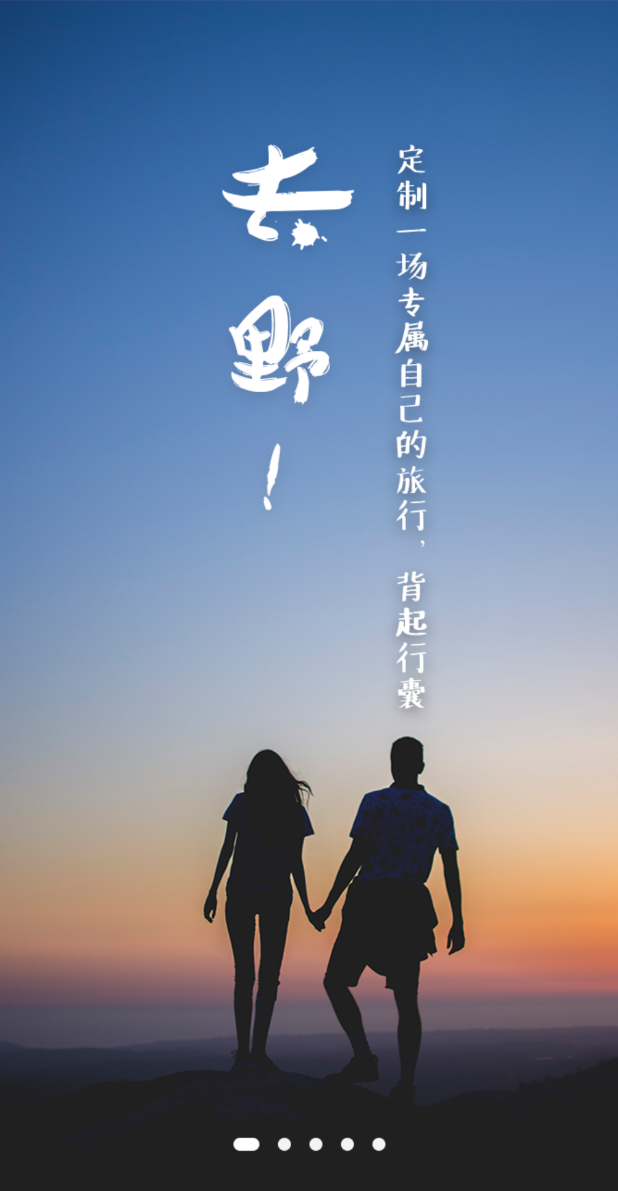
After one commit to BoraxZYF/MyApp, an Android app: the GuideActivity screen opened directly, with no data from a screen before it, on a phone screen of 412 x 824 dp. The commit adds this screen. Shown: the top 1191 px of the screen. Run offline under Robolectric (Android 15) with nearby library versions, the phone set to English and light mode, and no system bars; our stand-ins replace ButterKnife.

Commit message:
add guide

```diff
--- /dev/null
+++ b/app/src/main/java/com/borax/myapp/activity/sainti/guide/GuideActivity.java
@@ -0,0 +1,60 @@
+package com.borax.myapp.activity.sainti.guide;
+
+import android.os.Bundle;
+import android.support.v4.view.ViewPager;
+import android.support.v7.app.AppCompatActivity;
+import android.view.LayoutInflater;
+import android.view.View;
+import android.widget.ImageView;
+
+import com.borax.myapp.R;
+import com.borax.myapp.activity.BaseActivity;
+
+import java.util.ArrayList;
+import java.util.List;
+
+import butterknife.BindView;
+import butterknife.ButterKnife;
+
+public class GuideActivity extends BaseActivity {
+
+    @BindView(R.id.viewpager)
+    ViewPager viewpager;
+
+    private int[] pics = new int[]{R.drawable.guide1, R.drawable.guide2, R.drawable.guide3,
+            R.drawable.guide4, R.drawable.guide5};
+
+    private List<View> list = new ArrayList<View>();
+
+    @Override
+    protected void onCreate(Bundle savedInstanceState) {
+        super.onCreate(savedInstanceState);
+        setContentView(R.layout.activity_guide);
+        ButterKnife.bind(this);
+
+        initView();
+
+    }
+
+    private void initView() {
+
+        for (int i = 0; i < pics.length; i++) {
+            View view = LayoutInflater.from(GuideActivity.this).inflate(R.layout.guide_layout, null);
+            ImageView image = (ImageView) view.findViewById(R.id.image);
+            image.setImageResource(pics[i]);
+            list.add(view);
+        }
+
+        list.get(pics.length - 1).setOnClickListener(new View.OnClickListener() {
+            @Override
+            public void onClick(View view) {
+                showToast("最后一页");
+            }
+        });
+
+        GuideAdapter adapter = new GuideAdapter(this, list);
+        viewpager.setAdapter(adapter);
+
+    }
+
+}
--- /dev/null
+++ b/app/src/main/java/com/borax/myapp/activity/sainti/guide/GuideAdapter.java
@@ -0,0 +1,48 @@
+package com.borax.myapp.activity.sainti.guide;
+
+import android.content.Context;
+import android.support.v4.view.PagerAdapter;
+import android.view.View;
+import android.view.ViewGroup;
+
+import java.util.List;
+
+import adapter.ViewPagerAdapter;
+
+/**
+ * Created by BoraxZYF on 2017/6/12.
+ */
+
+public class GuideAdapter extends PagerAdapter {
+
+    private List<View> list;
+    private Context context;
+
+    public GuideAdapter(Context context, List<View> list) {
+        this.list = list;
+        this.context = context;
+    }
+
+    @Override
+    public int getCount() {
+        return list.size();
+    }
+
+    @Override
+    public void destroyItem(ViewGroup container, int position, Object object) {
+        container.removeView(list.get(position));
+    }
+
+    @Override
+    public Object instantiateItem(ViewGroup container, int position) {
+
+        container.addView(list.get(position));
+
+        return list.get(position);
+    }
+
+    @Override
+    public boolean isViewFromObject(View view, Object object) {
+        return view == object;
+    }
+}
--- /dev/null
+++ b/app/src/main/res/layout/activity_guide.xml
@@ -0,0 +1,14 @@
+<?xml version="1.0" encoding="utf-8"?>
+<LinearLayout xmlns:android="http://schemas.android.com/apk/res/android"
+    xmlns:app="http://schemas.android.com/apk/res-auto"
+    xmlns:tools="http://schemas.android.com/tools"
+    android:layout_width="match_parent"
+    android:layout_height="match_parent"
+    tools:context="com.borax.myapp.activity.sainti.guide.GuideActivity">
+
+    <android.support.v4.view.ViewPager
+        android:id="@+id/viewpager"
+        android:layout_width="match_parent"
+        android:layout_height="match_parent"></android.support.v4.view.ViewPager>
+
+</LinearLayout>
--- /dev/null
+++ b/app/src/main/res/layout/guide_layout.xml
@@ -0,0 +1,13 @@
+<?xml version="1.0" encoding="utf-8"?>
+<LinearLayout xmlns:android="http://schemas.android.com/apk/res/android"
+    android:layout_width="match_parent"
+    android:layout_height="match_parent"
+    android:orientation="vertical">
+
+    <ImageView
+        android:id="@+id/image"
+        android:layout_width="match_parent"
+        android:layout_height="match_parent"
+        android:scaleType="centerCrop" />
+
+</LinearLayout>
--- a/app/src/main/res/values/strings.xml
+++ b/app/src/main/res/values/strings.xml
@@ -289,5 +289,6 @@
     <string name="title_activity_select_multi_photo">SelectMultiPhotoActivity</string>
     <string name="title_activity_video">VideoActivity</string>
     <string name="title_activity_upload_radio">UploadRadioActivity</string>
+    <string name="title_activity_loading">LoadingActivity</string>
 
 </resources>
```
Also changed, not shown: app/src/main/AndroidManifest.xml (+6 -1 lines), app/src/main/java/com/borax/myapp/activity/BaseActivity.java (+27 -0 lines), app/src/main/java/com/borax/myapp/activity/sainti/SaintiActivity.java (+18 -2 lines), app/src/main/java/com/borax/myapp/activity/sainti/loading/CustomProgressDialog.java (added, +58 -0 lines), app/src/main/java/com/borax/myapp/activity/sainti/loading/LoadingActivity.java (added, +37 -0 lines), app/src/main/res/layout/activity_loading.xml (added, +33 -0 lines), app/src/main/res/layout/content_loading.xml (added, +11 -0 lines), app/src/main/res/layout/progress_layout.xml (added, +29 -0 lines), app/src/main/res/values/styles.xml (+12 -0 lines), app/src/main/res/drawable/guide1.png (added), app/src/main/res/drawable/guide2.png (added), app/src/main/res/drawable/guide3.png (added), app/src/main/res/drawable/guide4.png (added), app/src/main/res/drawable/guide5.png (added).
